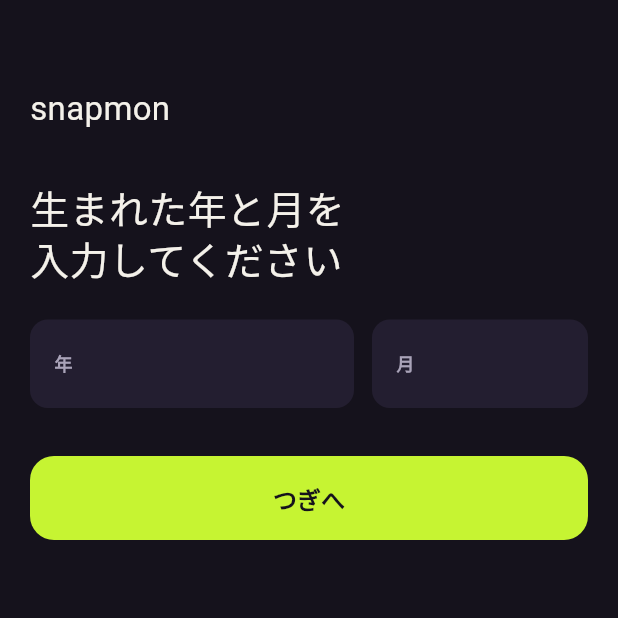
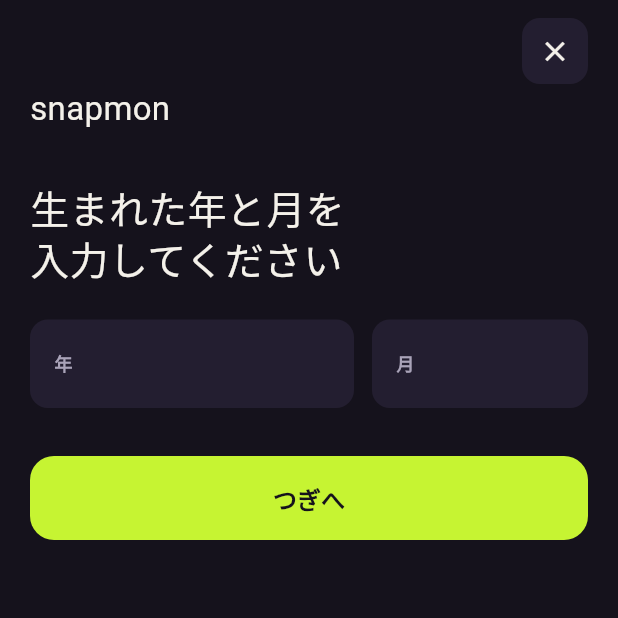
Before and after one commit to bannzai/snapmon, a Flutter app: the screen it shows after launch, after a tap on "カメラで撮ってはじめる", on a phone screen of 412 x 824 dp, the top half of it. Run offline on Flutter 3.47's test engine with Material 3 defaults, Android fonts, the phone set to English and light mode, and no system bars; our stand-ins replace camera, cloud_firestore, cloud_functions, firebase_analytics, firebase_auth, firebase_core and 6 more; missing offline and left inert: firebase_app_check, flame; accounts and stored records are empty; generated files the repository leaves out were written again; Roboto replaces fonts that are missing (DelaGothicOne, ZenKakuGothicNew).

Commit message:
fix: Codex レビュー対応 - タイトルから開いた年齢の確認・ログインの画面に閉じるボタンを置き、Web でもタイトルへ戻れるようにする
Codex ローカルレビュー (ラウンド 8・gpt-6-astra / low) の指摘:

新しく追加したログインへの遷移に、Web でキャンセルできない問題があります。コードの静的確認のみで、テスト・ビルド・実機動作は未検証です。

Review comment:

- [P2] ログイン待ち画面からタイトルへ戻る操作を用意する — lib/features/title/title_screen.dart:986-990
  Web でタイトルから設定や写真選択に進んだ後、ログインに失敗すると、この画面には再試行しかなく、タイトルへ戻れません。再利用している `AgeVerifiedSessionScreen` は元々ルート用の画面で、戻るボタンを持たないためです。通信障害時にも操作をキャンセルしてタイトルの規約リンクなどへ戻れるよう、追加したルートに明示的な閉じる操作を設けてください。

あわせて、549675d で足したテスト「写真を選んだ後にログインが失敗している時は…」が CI で落ちた (ログインの画面を開いた直後に 2 回目のログインがすぐ失敗して「つながりませんでした」になり、「じゅんびしています」を見つけられない) ため、2 回目のログインを Completer で止めている間に「じゅんびしています」を確かめる形に直した。

Claude-Session: https://claude.ai/code/session_01KXpgqtsrMT4Lh5nP459cvu

```diff
--- a/lib/features/title/title_screen.dart
+++ b/lib/features/title/title_screen.dart
@@ -978,7 +978,11 @@ class _SessionGateScreenState extends State<_SessionGateScreen> {
         }
         return const Scaffold(body: SizedBox.shrink());
       }
-      return switch (widget.ageConfirmationStore.status) {
+      // 起動の最初の画面だった頃の画面を使い回すため戻るボタンが無い。Web には OS の戻る操作が無いので、
+      // 通信が失敗した時にタイトルへ戻れるよう閉じるボタンを右上に重ねる (左上は各画面のロゴと重なる)
+      return Stack(
+        children: [
+          switch (widget.ageConfirmationStore.status) {
             AgeConfirmationStatus.unanswered => AgeGateScreen(
               ageConfirmationStore: widget.ageConfirmationStore,
             ),
@@ -988,7 +992,23 @@ class _SessionGateScreenState extends State<_SessionGateScreen> {
               ageVerifiedSessionStore: widget.ageVerifiedSessionStore,
               isDebugSkipEnabled: widget.isDebugSkipEnabled,
             ),
-      };
+          },
+          SafeArea(
+            child: Align(
+              alignment: Alignment.topRight,
+              child: Padding(
+                padding: const EdgeInsets.fromLTRB(0, 12, 20, 0),
+                child: SquareIconButton(
+                  icon: Icons.close,
+                  tooltip: '閉じる',
+                  onPressed: () => Navigator.of(context).pop(),
+                  size: 44,
+                ),
+              ),
+            ),
+          ),
+        ],
+      );
     },
   );
 }
```
Also changed, not shown: 1 other file. Lines whose indentation alone changed are shown as unchanged.
